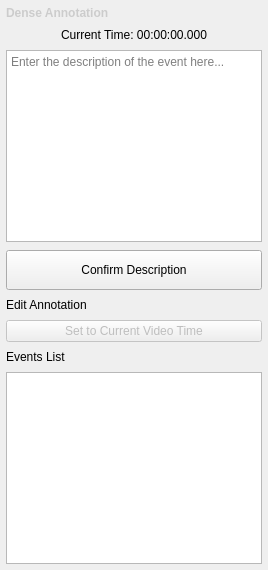
Before: the Qt Designer form annotation_tool/ui/dense_description/dense_annotation_panel.ui in OpenSportsLab/VideoAnnotationTool, drawn with Qt 5.
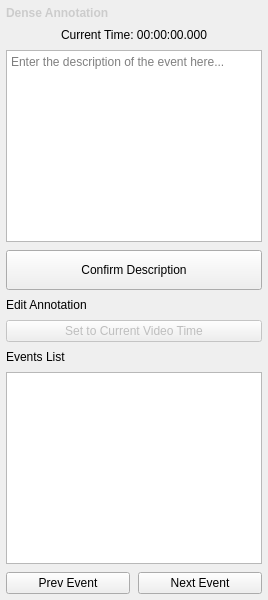
After: the same form once the commit is applied.

Commit message: feat: Move navigation buttons for clips and events in various panels

The edit to the form file:
```diff
--- a/annotation_tool/ui/dense_description/dense_annotation_panel.ui
+++ b/annotation_tool/ui/dense_description/dense_annotation_panel.ui
@@ -125,6 +125,30 @@
      </property>
     </widget>
    </item>
+   <item>
+    <layout class="QHBoxLayout" name="denseEventNavLayout">
+     <item>
+      <widget class="QPushButton" name="btn_prev_event">
+       <property name="cursor">
+        <cursorShape>PointingHandCursor</cursorShape>
+       </property>
+       <property name="text">
+        <string>Prev Event</string>
+       </property>
+      </widget>
+     </item>
+     <item>
+      <widget class="QPushButton" name="btn_next_event">
+       <property name="cursor">
+        <cursorShape>PointingHandCursor</cursorShape>
+       </property>
+       <property name="text">
+        <string>Next Event</string>
+       </property>
+      </widget>
+     </item>
+    </layout>
+   </item>
   </layout>
  </widget>
  <resources/>
```
The commit also changes 12 other files.
